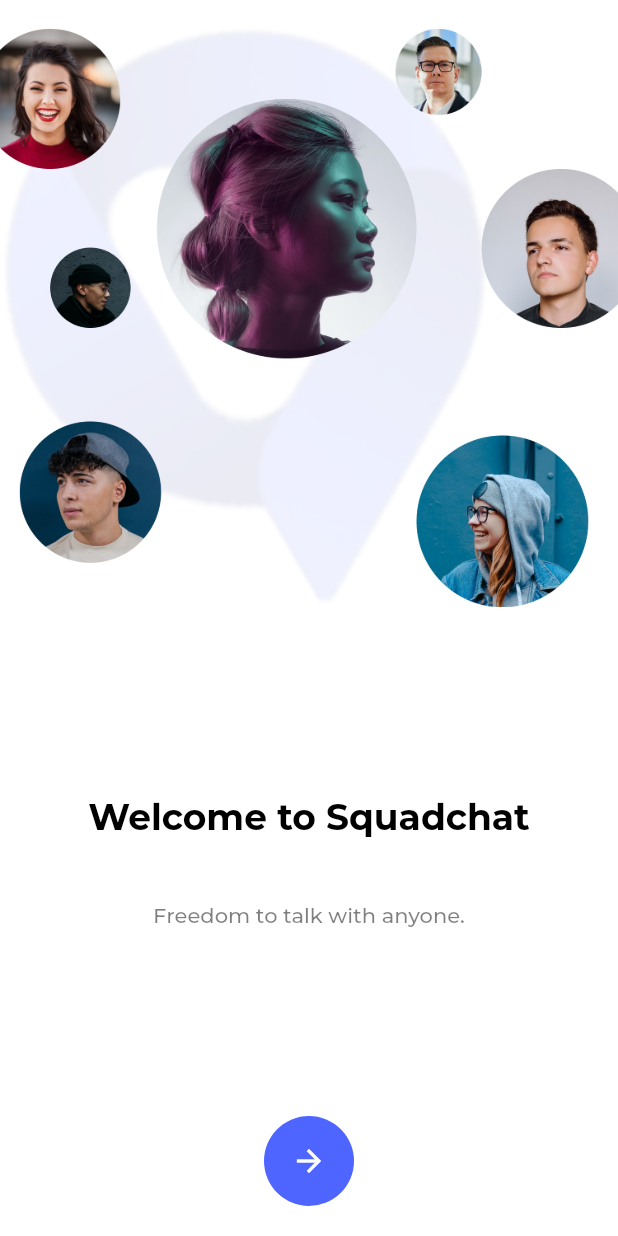
After one commit to jayasith/squadchat, a Flutter app: the Intro screen opened directly, after a tap on the "arrow forward" icon, on a phone screen of 412 x 824 dp. The commit adds this screen. Run offline on Flutter 3.47's test engine with Material 2 defaults, Android fonts, the phone set to English and light mode, and no system bars; our stand-ins replace bloc, equatable, flutter_bloc, google_fonts, image_picker, sqflite; missing offline and left inert: encrypt, rethinkdb_dart; accounts and stored records are empty.

Commit message:
CREATE: intro screen created

```diff
--- a/lib/theme.dart
+++ b/lib/theme.dart
@@ -17,7 +17,8 @@ final tabBarTheme = TabBarTheme(
   ),
 );
 
-final dividerTheme = DividerThemeData().copyWith(thickness: 1.0, indent: 75.0);
+final dividerTheme =
+    const DividerThemeData().copyWith(thickness: 1.0, indent: 75.0);
 
 ThemeData lightTheme(BuildContext context) => ThemeData.light().copyWith(
       primaryColor: primary,
--- /dev/null
+++ b/lib/views/screens/intro/intro.dart
@@ -0,0 +1,55 @@
+import 'package:flutter/material.dart';
+import 'package:squadchat/colors.dart';
+import 'package:squadchat/theme.dart';
+import 'package:squadchat/views/screens/login/login.dart';
+
+class Intro extends StatelessWidget {
+  @override
+  Widget build(BuildContext context) {
+    return Scaffold(
+      body: SafeArea(
+        child: Column(
+          children: [
+            Image.asset("assets/images/intro.png"),
+            const Spacer(flex: 3),
+            Text(
+              "Welcome to Squadchat",
+              textAlign: TextAlign.center,
+              style: Theme.of(context).textTheme.headline5.copyWith(
+                  fontWeight: FontWeight.bold,
+                  color: isLightTheme(context) ? Colors.black : Colors.white),
+            ),
+            const Spacer(),
+            Text(
+              "Freedom to talk with anyone.",
+              textAlign: TextAlign.center,
+              style: Theme.of(context).textTheme.bodyText1.copyWith(
+                  color: isLightTheme(context)
+                      ? Colors.black.withOpacity(0.5)
+                      : Colors.white.withOpacity(0.5)),
+            ),
+            const Spacer(flex: 3),
+            Padding(
+              padding: const EdgeInsets.only(bottom: 20),
+              child: ElevatedButton(
+                onPressed: () => Navigator.pushNamed(
+                  context,
+                  Login.route,
+                ),
+                child: const Icon(
+                  Icons.arrow_forward,
+                  size: 24,
+                ),
+                style: ElevatedButton.styleFrom(
+                    primary: primary,
+                    fixedSize: const Size(60, 60),
+                    shape: const CircleBorder(),
+                    elevation: 0),
+              ),
+            )
+          ],
+        ),
+      ),
+    );
+  }
+}
--- a/lib/views/screens/login/login.dart
+++ b/lib/views/screens/login/login.dart
@@ -9,6 +9,8 @@ import 'package:squadchat/views/widgets/login/logo.dart';
 import 'package:squadchat/views/widgets/login/profile_image_upload.dart';
 
 class Login extends StatefulWidget {
+  static String route = 'login';
+
   const Login({Key key}) : super(key: key);
 
   @override
```
Also changed, not shown: lib/main.dart (+6 -6 lines), assets/images/intro.png (added).
